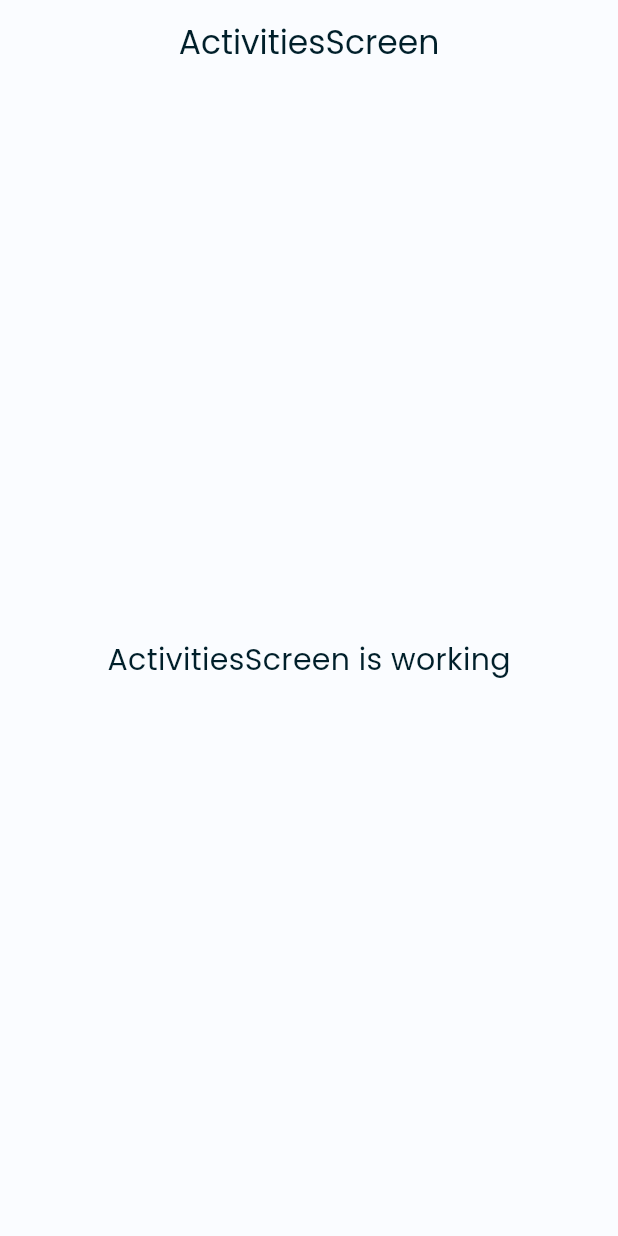
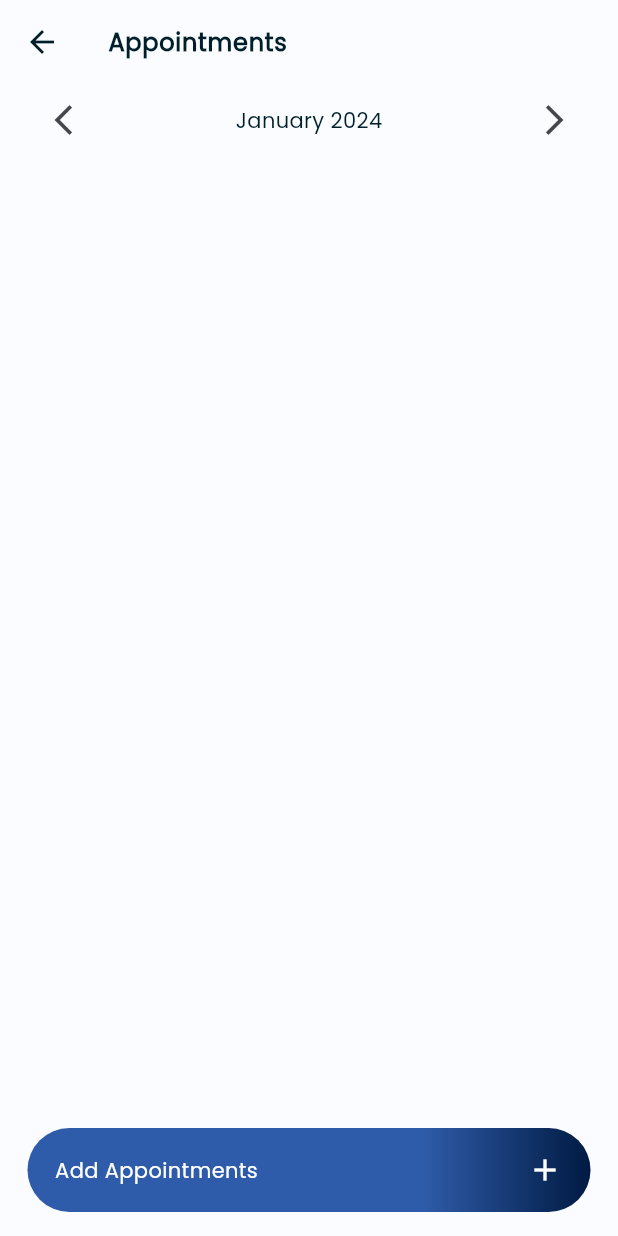
Before and after one commit to Soocotra/desaka, a Flutter app: the screen it shows after launch, on a phone screen of 412 x 824 dp. Run offline on Flutter 3.47's test engine with Material 3 defaults, Android fonts, the phone set to English and light mode, and no system bars; our stand-ins replace flutter_screenutil, get, jiffy, percent_indicator; missing offline and left inert: animated_icon, slide_digital_clock.

Commit message:
slightly changed on attendance screen and activities screen progress

```diff
--- /dev/null
+++ b/lib/domain/activities/usecases/activity_type.dart
@@ -0,0 +1,21 @@
+abstract class ActivityScreenType {
+  static const appointments = 'Appointments';
+  static const meetings = 'Meetings';
+  static const visit = 'Visits';
+  static const supportTickets = 'Support Tickets';
+
+  static String getCurrentType(String? params) {
+    switch (params) {
+      case ActivityScreenType.appointments:
+        return ActivityScreenType.appointments;
+      case ActivityScreenType.meetings:
+        return ActivityScreenType.meetings;
+      case ActivityScreenType.visit:
+        return ActivityScreenType.visit;
+      case ActivityScreenType.supportTickets:
+        return ActivityScreenType.supportTickets;
+      default:
+        return ActivityScreenType.appointments;
+    }
+  }
+}
--- a/lib/infrastructure/navigation/routes.dart
+++ b/lib/infrastructure/navigation/routes.dart
@@ -10,5 +10,5 @@ class Routes {
   static const AUTH_LOGIN = '/auth-login';
   static const HOME = '/home';
   static const LANDING = '/landing';
-  static const ACTIVITIES = '/activities';
+  static const ACTIVITIES = '/activities/:type';
 }
--- a/lib/presentation/activities/activities.screen.dart
+++ b/lib/presentation/activities/activities.screen.dart
@@ -1,4 +1,6 @@
+import 'package:desaka/presentation/shared/widgets/custom_button.dart';
 import 'package:flutter/material.dart';
+import 'package:flutter_screenutil/flutter_screenutil.dart';
 
 import 'package:get/get.dart';
 
@@ -6,18 +8,90 @@ import 'controllers/activities.controller.dart';
 
 class ActivitiesScreen extends GetView<ActivitiesController> {
   const ActivitiesScreen({Key? key}) : super(key: key);
+
   @override
   Widget build(BuildContext context) {
     return Scaffold(
+      floatingActionButtonLocation: FloatingActionButtonLocation.centerFloat,
+      floatingActionButton: Container(
+        decoration: BoxDecoration(
+          borderRadius: BorderRadius.circular(30.r),
+          gradient: LinearGradient(
+              begin: Alignment.centerLeft,
+              end: Alignment.centerRight,
+              stops: const [
+                0.70,
+                100
+              ],
+              colors: [
+                Theme.of(context).colorScheme.primary,
+                Theme.of(context).colorScheme.onPrimaryContainer,
+              ]),
+        ),
+        margin: EdgeInsets.symmetric(horizontal: 16.w),
+        width: MediaQuery.of(context).size.width,
+        child: FloatingActionButton(
+          backgroundColor: Colors.transparent,
+          elevation: 0,
+          onPressed: () {},
+          child: Padding(
+            padding: EdgeInsets.symmetric(horizontal: 16.w),
+            child: Row(
+              mainAxisAlignment: MainAxisAlignment.center,
+              children: [
+                Text(
+                  'Add Appointments',
+                  style: Theme.of(context).textTheme.bodyMedium?.copyWith(
+                      color: Theme.of(context).colorScheme.onPrimary),
+                ),
+                const Spacer(),
+                Icon(Icons.add, color: Theme.of(context).colorScheme.onPrimary)
+              ],
+            ),
+          ),
+        ),
+      ),
       appBar: AppBar(
-        title: const Text('ActivitiesScreen'),
-        centerTitle: true,
-      ),
-      body: const Center(
-        child: Text(
-          'ActivitiesScreen is working',
-          style: TextStyle(fontSize: 20),
-        ),
+          title: Text(
+            controller.activityType.value,
+            style: Theme.of(context)
+                .textTheme
+                .bodyLarge
+                ?.copyWith(fontWeight: FontWeight.bold),
+          ),
+          centerTitle: false,
+          leading: IconButton(
+            onPressed: () => controller.back(),
+            icon: const Icon(
+              Icons.arrow_back,
+            ),
+          )),
+      body: Column(
+        children: [
+          Container(
+            padding: EdgeInsets.symmetric(horizontal: 16.w),
+            child: Row(
+              mainAxisAlignment: MainAxisAlignment.spaceBetween,
+              children: [
+                IconButton(
+                    onPressed: () => controller.prevMonth(),
+                    icon: const Icon(Icons.arrow_back_ios_new)),
+                InkWell(
+                    onTap: () => controller.openDatePicker(),
+                    borderRadius: BorderRadius.circular(6.r),
+                    child: Padding(
+                      padding: EdgeInsets.all(5.h),
+                      child: Obx(
+                        () => Text(controller.filterDate.value),
+                      ),
+                    )),
+                IconButton(
+                    onPressed: () => controller.nextMonth(),
+                    icon: const Icon(Icons.arrow_forward_ios)),
+              ],
+            ),
+          ),
+        ],
       ),
     );
   }
--- a/pubspec.yaml
+++ b/pubspec.yaml
@@ -17,6 +17,7 @@ dependencies:
   flutter_screenutil: ^5.9.0
   get: 4.6.6
   intl: ^0.19.0
+  jiffy: ^6.2.2
   percent_indicator: ^4.2.3
   shared_preferences: ^2.2.2
   slide_digital_clock: ^1.0.3
```
Also changed, not shown: lib/presentation/activities/controllers/activities.controller.dart (+38 -2 lines), lib/presentation/attendance/attendance.screen.dart (+18 -23 lines), pubspec.lock.
